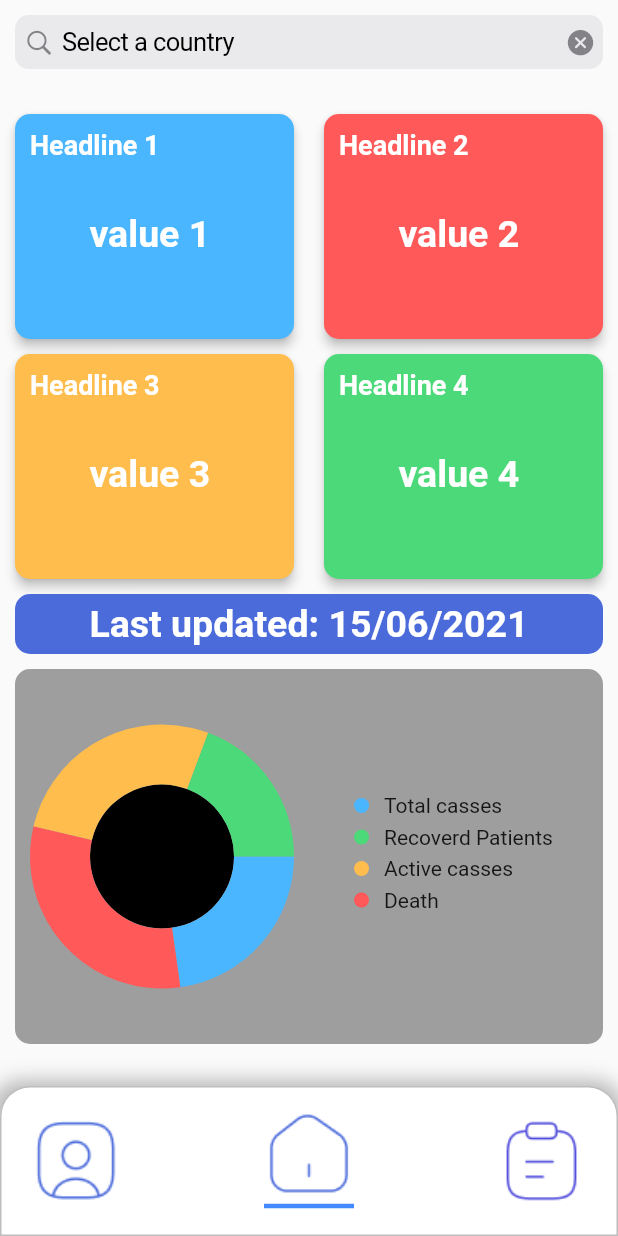
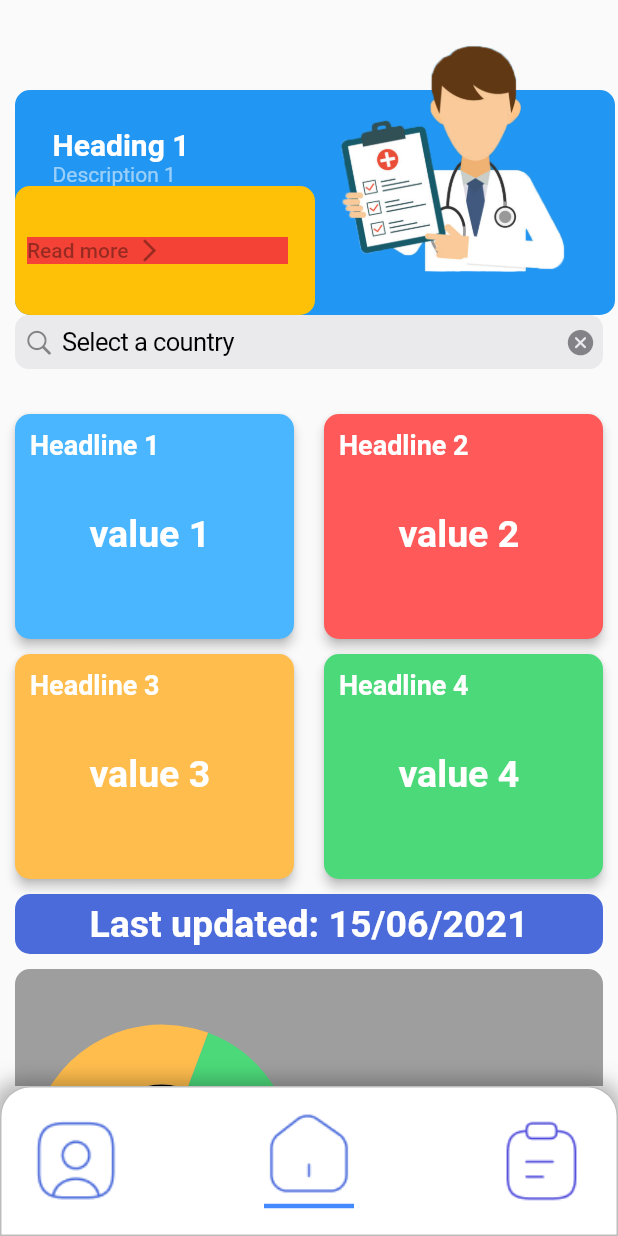
Before and after one commit to Tezeract3/coronavirusdemo, a Flutter app: the HomePage screen opened by its route, on a phone screen of 412 x 824 dp. Run offline on Flutter 3.47's test engine with Material 2 defaults, Android fonts, the phone set to English and light mode, and no system bars; drawn by our look-alikes of fl_chart.

Commit message:
Extra detail widget added have to update

```diff
--- a/lib/screens/homePage.dart
+++ b/lib/screens/homePage.dart
@@ -1,9 +1,11 @@
+import 'package:coronaliveupdate/widget/extraDetailWidget.dart';
 import 'package:coronaliveupdate/widget/liveUpdateWidget.dart';
 import 'package:coronaliveupdate/widget/pieChart.dart';
 import 'package:coronaliveupdate/widget/searchBarWidget.dart';
 import 'package:flutter/cupertino.dart';
 import 'package:flutter/material.dart';
 import 'package:coronaliveupdate/widget/bottomNavigationBar.dart';
+import 'package:flutter/rendering.dart';
 
 class HomePage extends StatefulWidget {
   static const String id = "HomePage";
@@ -27,6 +29,22 @@ class _HomePageState extends State<HomePage> {
                     SizedBox(
                       height: 10,
                     ),
+
+                    Container(
+                      height: 200,
+                      child: ListView(
+                        scrollDirection: Axis.horizontal,
+                        children: [
+                          ExtraDetailWidget(
+                              heading: 'Heading 1',
+                              description: 'Description 1'),
+                          ExtraDetailWidget(
+                              heading: 'Heading 1',
+                              description: 'Description 2'),
+                        ],
+                      ),
+                    ),
+
                     Container(
                       margin: EdgeInsets.only(left: 10, right: 10),
                       child: SearchBar(),
--- /dev/null
+++ b/lib/widget/extraDetailWidget.dart
@@ -0,0 +1,118 @@
+import 'package:flutter/material.dart';
+
+class ExtraDetailWidget extends StatelessWidget {
+  const ExtraDetailWidget({required this.description, required this.heading});
+
+  final String heading;
+  final String description;
+
+  @override
+  Widget build(BuildContext context) {
+    return Container(
+      margin: EdgeInsets.only(left: 10, right: 10),
+      height: 200,
+      width: 400,
+      child: Stack(
+        children: [
+          Positioned(
+            top: 50,
+            height: 150,
+            width: 400,
+            child: Container(
+              decoration: BoxDecoration(
+                borderRadius: BorderRadius.circular(10),
+                color: Colors.blue,
+              ),
+              padding: EdgeInsets.all(0),
+              height: 150,
+              child: Container(
+                height: 150,
+                alignment: Alignment.topLeft,
+                decoration: BoxDecoration(
+                  borderRadius: BorderRadius.circular(10),
+                ),
+                child: Column(
+                  children: [
+                    Container(
+                      width: 200,
+                      padding: EdgeInsets.only(left: 25, top: 25),
+                      alignment: Alignment.topLeft,
+                      decoration: BoxDecoration(
+                        borderRadius: BorderRadius.circular(10),
+                      ),
+                      child: Text(
+                        '$heading',
+                        style: TextStyle(
+                          fontSize: 20,
+                          fontWeight: FontWeight.bold,
+                          color: Colors.white,
+                        ),
+                      ),
+                    ),
+                    Container(
+                      width: 200,
+                      padding: EdgeInsets.only(left: 25),
+                      alignment: Alignment.topLeft,
+                      child: Text(
+                        '$description',
+                        style: TextStyle(
+                          color: Colors.white54,
+                        ),
+                      ),
+                    ),
+                    Expanded(
+                      child: Container(
+                        width: 200,
+                        alignment: Alignment.bottomRight,
+                        decoration: BoxDecoration(
+                          borderRadius: BorderRadius.circular(10),
+                          color: Colors.amber,
+                        ),
+                        padding: EdgeInsets.only(right: 10),
+                        child: Align(
+                          alignment: Alignment.centerRight,
+                          child: TextButton(
+                            onPressed: null,
+                            child: Container(
+                              color: Colors.red,
+                              child: Row(
+                                children: [
+                                  Text('Read more'),
+                                  SizedBox(
+                                    width: 5,
+                                  ),
+                                  Icon(
+                                    Icons.arrow_forward_ios,
+                                    size: 18,
+                                  ),
+                                ],
+                              ),
+                            ),
+                          ),
+                        ),
+                      ),
+                    ),
+                  ],
+                ),
+              ),
+            ),
+          ),
+          Positioned(
+            left: 200,
+            child: Container(
+              height: 200,
+              width: 200,
+              decoration: BoxDecoration(
+                borderRadius: BorderRadius.circular(10),
+                image: DecorationImage(
+                  image: AssetImage("images/other/doctor.png"),
+                  fit: BoxFit.cover,
+                ),
+              ),
+            ),
+          ),
+        ],
+      ),
+    );
+  }
+}
--- a/pubspec.yaml
+++ b/pubspec.yaml
@@ -44,6 +44,7 @@ flutter:
 
   assets:
     - images/icons/
+    - images/other/
 
   # To add assets to your application, add an assets section, like this:
   # assets:
```
Also changed, not shown: images/other/doctor.png (added), 1 other file.
